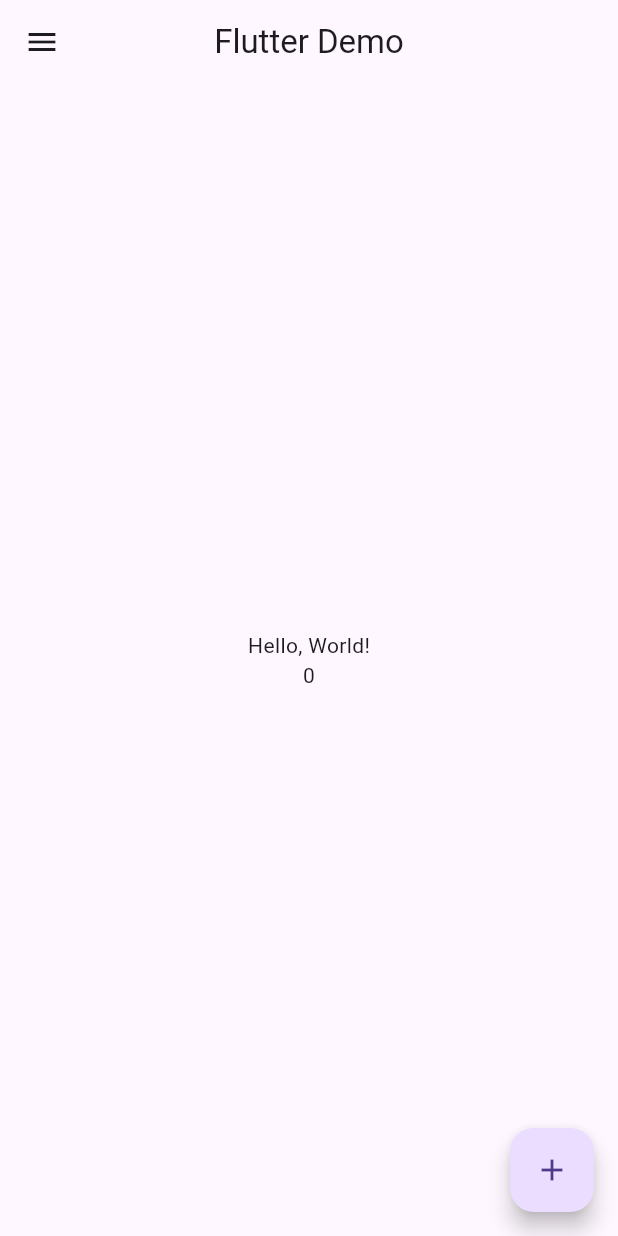
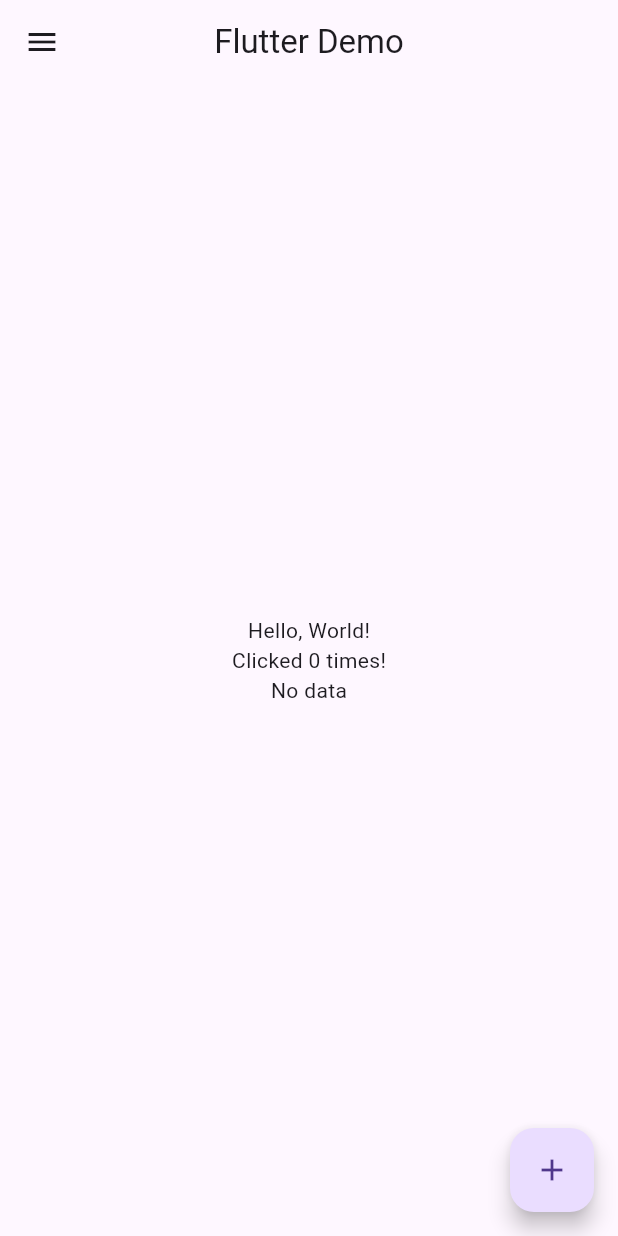
Before and after one commit to Ditmenavi/tao, a Flutter app: the screen it shows after launch, on a phone screen of 412 x 824 dp. Run offline on Flutter 3.47's test engine with Material 3 defaults, Android fonts, the phone set to English and light mode, and no system bars; our stand-ins replace flutter_riverpod, google_fonts; Roboto replaces fonts that are missing (Roboto Flex).

Commit message:
Updated model, tried get data from db using API

```diff
--- a/lib/home.dart
+++ b/lib/home.dart
@@ -1,4 +1,8 @@
 import 'package:flutter/material.dart';
+
+import 'models/post.dart';
+
+import 'utils/api_utils.dart';
 
 class MyHome extends StatefulWidget {
   const MyHome({super.key});
@@ -9,6 +13,13 @@ class MyHome extends StatefulWidget {
 
 class _MyHomeState extends State<MyHome> {
   int _counter = 0;
+  Future<Post>? _copypastaFuture;
+
+  void _fetchCopypasta() {
+    setState(() {
+      _copypastaFuture = getCopypasta(14);
+    });
+  }
 
   _increment() {
     setState(() {
@@ -24,7 +35,7 @@ class _MyHomeState extends State<MyHome> {
         centerTitle: true,
         leading: IconButton(
           icon: const Icon(Icons.menu),
-          onPressed: () {},
+          onPressed: _fetchCopypasta,
         ),
       ),
       body: Center(
@@ -32,7 +43,30 @@ class _MyHomeState extends State<MyHome> {
           mainAxisAlignment: MainAxisAlignment.center,
           children: <Widget>[
             const Text('Hello, World!'),
-            Text('$_counter'),
+            Text('Clicked $_counter times!'),
+            FutureBuilder<Post>(
+              future: _copypastaFuture,
+              builder: (context, snapshot) {
+                if (snapshot.connectionState == ConnectionState.waiting) {
+                  return const CircularProgressIndicator();
+                } else if (snapshot.hasError) {
+                  return Text('Error: ${snapshot.error}');
+                } else if (snapshot.hasData) {
+                  return Column(
+                    children: <Widget>[
+                      Text('Post ID: ${snapshot.data!.postId}'),
+                      Text('Author: ${snapshot.data!.author}'),
+                      Text('Title: ${snapshot.data!.title}'),
+                      Text('Content: ${snapshot.data!.content}'),
+                      Text('Category: ${snapshot.data!.category}'),
+                      Text('Likes: ${snapshot.data!.likeCount}'),
+                    ],
+                  );
+                } else {
+                  return const Text('No data');
+                }
+              },
+            ),
           ],
         ),
       ),
--- a/lib/models/post.dart
+++ b/lib/models/post.dart
@@ -1,15 +1,19 @@
 class Post {
+  int postId;
   String author;
   DateTime timestamp;
   String title;
   String content;
+  String category;
   int likeCount;
 
   Post({
+    required this.postId,
     required this.author,
     required this.timestamp,
     required this.title,
     required this.content,
+    required this.category,
     required this.likeCount,
   });
 }
--- a/pubspec.yaml
+++ b/pubspec.yaml
@@ -11,6 +11,7 @@ dependencies:
     sdk: flutter
   flutter_riverpod: ^2.5.1
   google_fonts: ^6.2.1
+  http: ^1.2.1
 
 dev_dependencies:
   flutter_test:
```
Also changed, not shown: lib/utils/api_utils.dart (+29 -0 lines), pubspec.lock.
